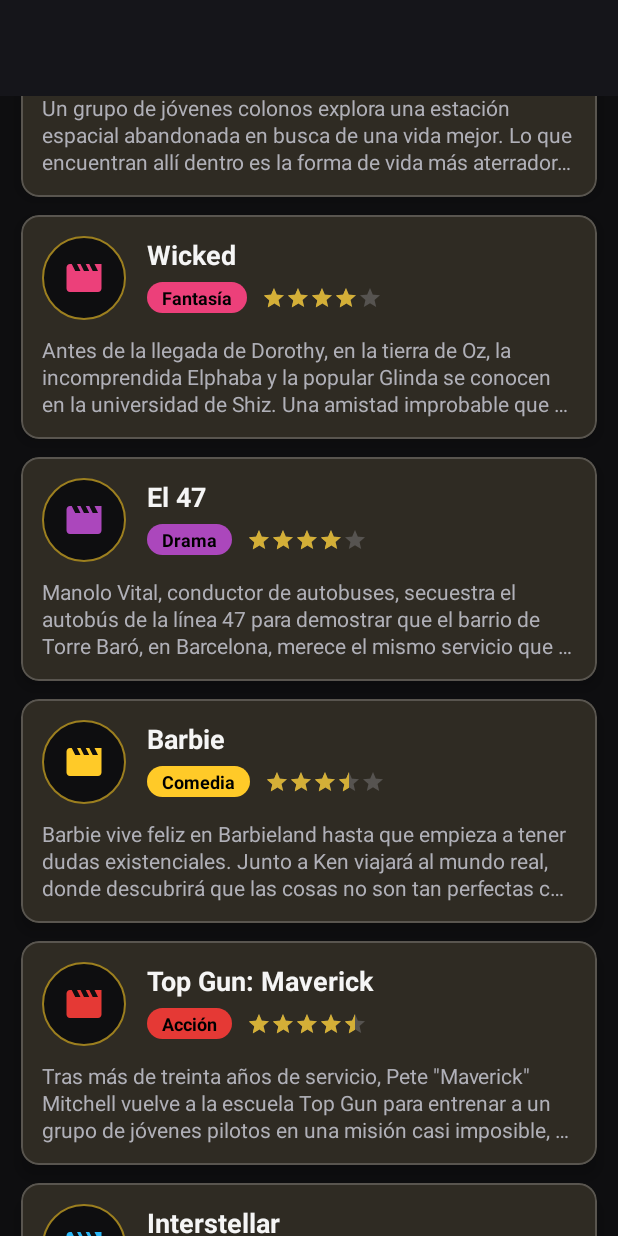
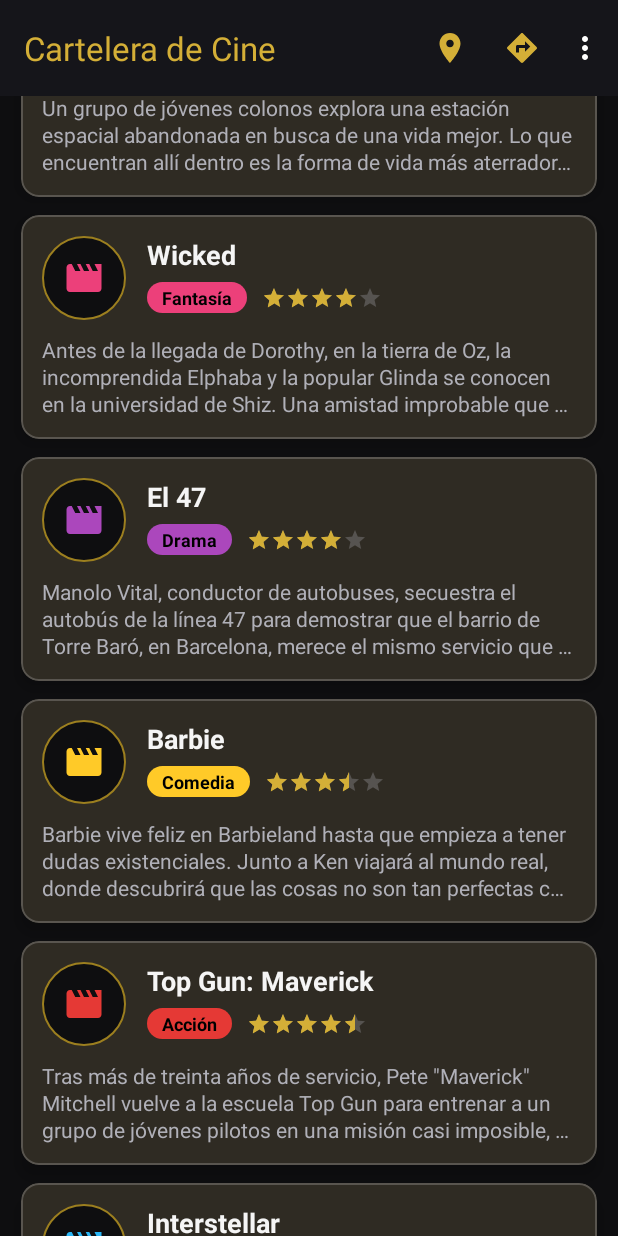
Before and after one commit to carlos55ml/iPelicula, an Android app: the screen it shows after launch (MainActivity), scrolled down 1064 dp, on a phone screen of 412 x 824 dp. Run offline under Robolectric (Android 15) with nearby library versions, the phone set to English and light mode, and no system bars.

Commit message:
fix(UI): removed include id that overrode toolbar id in main layout

```diff
--- a/app/src/main/res/layout/activity_main.xml
+++ b/app/src/main/res/layout/activity_main.xml
@@ -9,8 +9,8 @@
     android:background="@color/background"
     tools:context=".MainActivity">
 
+    <!-- Sin android:id en el include: si lo tuviera, sustituiría al id "toolbar" del layout incluido -->
     <include
-        android:id="@+id/toolbarContainer"
         layout="@layout/toolbar"
         android:layout_width="0dp"
         android:layout_height="wrap_content"
@@ -28,7 +28,7 @@
         app:layout_constraintBottom_toBottomOf="parent"
         app:layout_constraintEnd_toEndOf="parent"
         app:layout_constraintStart_toStartOf="parent"
-        app:layout_constraintTop_toBottomOf="@id/toolbarContainer"
+        app:layout_constraintTop_toBottomOf="@id/toolbar"
         tools:listitem="@layout/item_movie" />
 
 </androidx.constraintlayout.widget.ConstraintLayout>
```
